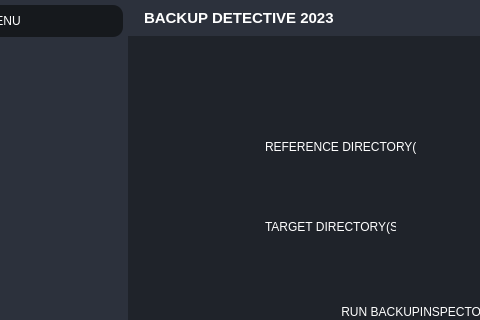
Adillwma/BackupInspector, file interface.ui: the form before one commit; both pictures show x 150 to 630 and y 0 to 320 of the 1033 by 712 pixel window.
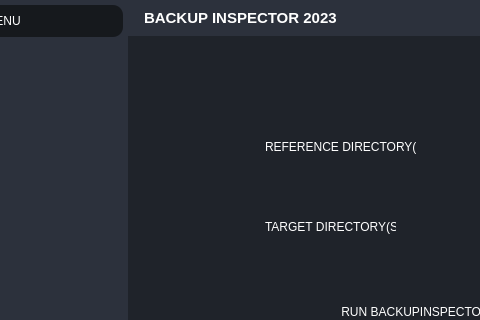
The form after the commit. Icons and pictures are not drawn.

```diff
--- a/interface.ui
+++ b/interface.ui
@@ -695,7 +695,7 @@
                 </font>
                </property>
                <property name="text">
-                <string>BACKUP DETECTIVE 2023</string>
+                <string>BACKUP INSPECTOR 2023</string>
                </property>
               </widget>
              </item>
```
